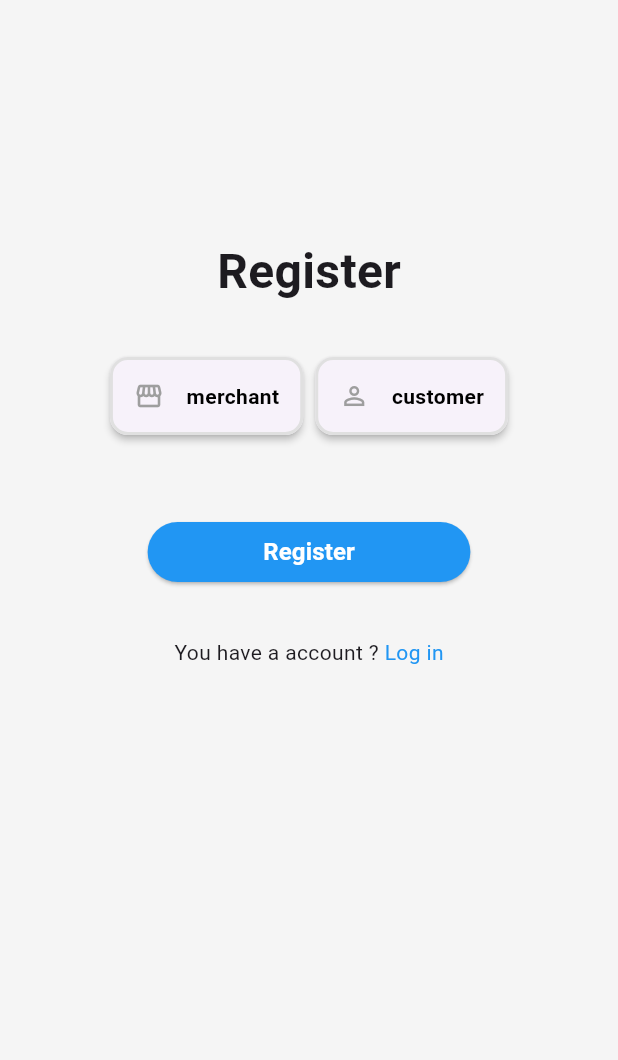
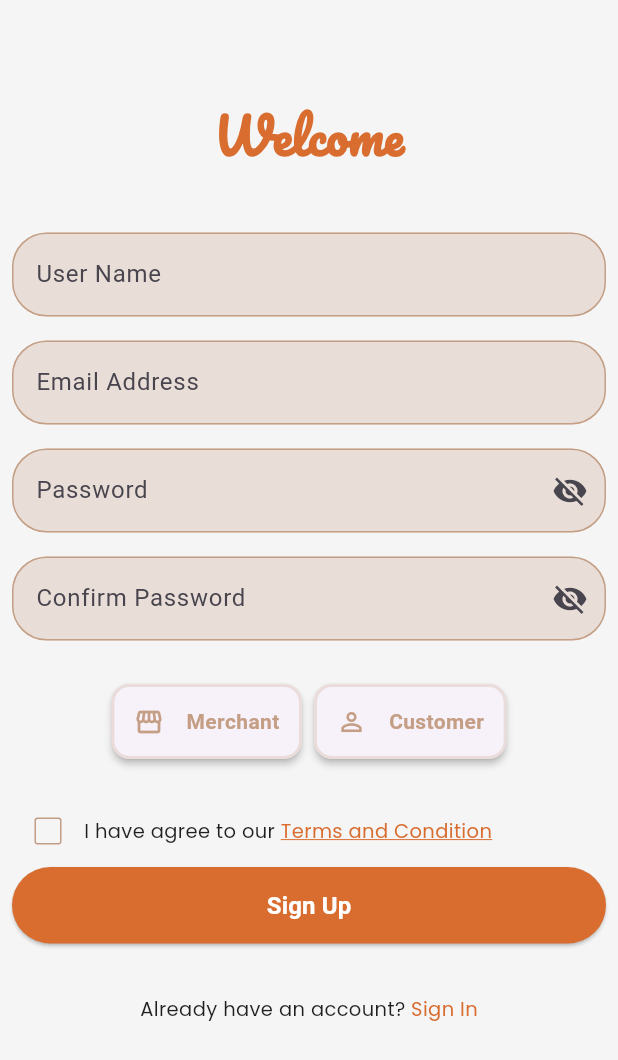
Before and after one commit to behloulamal-stack/Vira-shop-dz-frontEnd, a Flutter app: the SignUpScreen screen opened by its route, on a phone screen of 412 x 824 dp. Shown: the top 1060 px of the screen. Run offline on Flutter 3.47's test engine with Material 3 defaults, Android fonts, the phone set to English and light mode, and no system bars; our stand-ins replace bloc, dio, equatable, flutter_bloc, get_it, go_router and 2 more; accounts and stored records are empty.

Commit message:
Sign up screen

```diff
--- a/lib/Features/Authentication/presentation/views/register_screen.dart
+++ /dev/null
@@ -1,191 +0,0 @@
-import 'package:flutter/material.dart';
-
-import 'package:flutter_bloc/flutter_bloc.dart';
-import 'package:go_router/go_router.dart';
-import 'package:vira_shop_dz/Features/Authentication/presentation/bloc/cubit/auth_cubit.dart';
-
-enum UserRole { merchant, customer }
-
-class SignUpScreen extends StatefulWidget {
-  const SignUpScreen({super.key});
-
-  @override
-  State<SignUpScreen> createState() => _SignUpScreenState();
-}
-
-class _SignUpScreenState extends State<SignUpScreen> {
-  UserRole? selectedRole;
-
-  Widget roleCard({
-    required UserRole role,
-    required String title,
-    required IconData icon,
-  }) {
-    final bool isSelected = selectedRole == role;
-
-    return GestureDetector(
-      onTap: () {
-        setState(() {
-          selectedRole = role;
-        });
-      },
-      child: Card(
-        elevation: isSelected ? 6 : 2,
-        shape: RoundedRectangleBorder(
-          borderRadius: BorderRadius.circular(12),
-          side: BorderSide(
-            color: isSelected ? Colors.blue : Colors.grey.shade300,
-            width: 2,
-          ),
-        ),
-        child: Padding(
-          padding: const EdgeInsets.all(16),
-          child: Row(
-            children: [
-              Icon(
-                icon,
-                size: 20,
-                color: isSelected ? Colors.blue : Colors.grey,
-              ),
-              const SizedBox(width: 15),
-              Text(
-                title,
-                style: TextStyle(
-                  fontSize: 14,
-                  fontWeight: FontWeight.bold,
-                  color: isSelected ? Colors.blue : Colors.black,
-                ),
-              ),
-            ],
-          ),
-        ),
-      ),
-    );
-  }
-
-  @override
-  Widget build(BuildContext context) {
-    return SafeArea(
-      child: Scaffold(
-        body: SingleChildScrollView(
-          child: Padding(
-            padding: const EdgeInsets.all(8.0),
-            child: Form(
-              key: context.read<AuthCubit>().registerformKey,
-              child: Column(
-                children: [
-                  SizedBox(height: 150),
-                  Text(
-                    'Register',
-                    style: TextStyle(fontSize: 32, fontWeight: FontWeight.bold),
-                  ),
-                  SizedBox(height: 30),
-                  // CoustomTextField(
-                  //   controller: context.read<AuthCubit>().registeremail,
-                  //   hintText: 'Enter your email',
-                  //   prefixIcon: Icon(Icons.email),
-                  // ),
-                  // CoustomTextField(
-                  //   controller: context.read<AuthCubit>().registerusername,
-                  //   hintText: 'user name',
-                  //   prefixIcon: Icon(Icons.person),
-                  // ),
-
-                  // CoustomTextField(
-                  //   controller: context.read<AuthCubit>().registerpassword,
-                  //   hintText: 'Enter you password',
-                  //   prefixIcon: Icon(Icons.wifi_password_outlined),
-                  // ),
-                  Row(
-                    mainAxisAlignment: MainAxisAlignment.center,
-                    children: [
-                      roleCard(
-                        role: UserRole.merchant,
-                        title: 'merchant',
-                        icon: Icons.storefront,
-                      ),
-                      roleCard(
-                        role: UserRole.customer,
-                        title: 'customer',
-                        icon: Icons.person_outline,
-                      ),
-                    ],
-                  ),
-
-                  SizedBox(height: 50),
-                  BlocConsumer<AuthCubit, AuthState>(
-                    listener: (context, state) {
-                      if (state is RegisterSuccess) {
-                        ScaffoldMessenger.of(
-                          context,
-                        ).showSnackBar(SnackBar(content: Text('user success')));
-                        Navigator.pop(context);
-                      } else if (state is RegisterFailure) {
-                        ScaffoldMessenger.of(context).showSnackBar(
-                          SnackBar(content: Text(state.errMessage)),
-                        );
-                      }
-                    },
-                    builder: (context, state) {
-                      return ElevatedButton(
-                        style: ElevatedButton.styleFrom(
-                          backgroundColor: Colors.blue,
-                          padding: EdgeInsets.symmetric(horizontal: 77),
-                        ),
-                        onPressed: () {
-                          if (context
-                              .read<AuthCubit>()
-                              .registerformKey
-                              .currentState!
-                              .validate()) {
-                            if (selectedRole == null) {
-                              ScaffoldMessenger.of(context).showSnackBar(
-                                SnackBar(content: Text('Please select a role')),
-                              );
-                              return;
-                            }
-                            // String role = selectedRole == UserRole.merchant ? 'merchant' : 'customer';
-                            BlocProvider.of<AuthCubit>(context).register();
-                          }
-                        },
-                        child: Text(
-                          'Register',
-                          style: TextStyle(
-                            color: Colors.white,
-                            fontSize: 16,
-                            fontWeight: FontWeight.bold,
-                          ),
-                        ),
-                      );
-                    },
-                  ),
-
-                  Padding(
-                    padding: const EdgeInsets.only(top: 33),
-                    child: Row(
-                      mainAxisAlignment: MainAxisAlignment.center,
-                      children: [
-                        Text('You have a account ? '),
-                        GestureDetector(
-                          onTap: () {
-                            context.pop();
-                          },
-                          child: Center(
-                            child: Text(
-                              'Log in',
-                              style: TextStyle(color: Colors.blue),
-                            ),
-                          ),
-                        ),
-                      ],
-                    ),
-                  ),
-                ],
-              ),
-            ),
-          ),
-        ),
-      ),
-    );
-  }
-}
--- /dev/null
+++ b/lib/Features/Authentication/presentation/views/sign_up_screen.dart
@@ -0,0 +1,74 @@
+import 'package:flutter/material.dart';
+
+import 'package:vira_shop_dz/Features/Authentication/presentation/widget/customText_form_field_widget.dart';
+import 'package:vira_shop_dz/Features/Authentication/presentation/widget/termsAnd_condition_widget.dart';
+
+import 'package:vira_shop_dz/core/widget/custom_button_widget.dart';
+import 'package:vira_shop_dz/Features/Authentication/presentation/widget/role_widget.dart';
+import 'package:vira_shop_dz/Features/Authentication/presentation/widget/text_row_widget.dart';
+import 'package:vira_shop_dz/Features/Authentication/presentation/widget/welcome_text_widget.dart';
+import 'package:vira_shop_dz/core/utils/app_functions.dart';
+
+class SignUpScreen extends StatefulWidget {
+  const SignUpScreen({super.key});
+
+  @override
+  State<SignUpScreen> createState() => _SignUpScreenState();
+}
+
+class _SignUpScreenState extends State<SignUpScreen> {
+  @override
+  Widget build(BuildContext context) {
+    return SafeArea(
+      child: Scaffold(
+        body: Padding(
+          padding: const EdgeInsets.all(8.0),
+          child: CustomScrollView(
+            slivers: [
+              SliverToBoxAdapter(child: SizedBox(height: 60)),
+              SliverToBoxAdapter(child: WelcomeTextWidget(text: 'Welcome')),
+              SliverToBoxAdapter(child: SizedBox(height: 25)),
+              SliverToBoxAdapter(
+                child: CustomTextFormFieldWidget(hintText: 'User Name'),
+              ),
+              SliverToBoxAdapter(
+                child: CustomTextFormFieldWidget(hintText: 'Email Address'),
+              ),
+              SliverToBoxAdapter(
+                child: CustomTextFormFieldWidget(
+                  hintText: 'Password',
+                  isPassword: true,
+                ),
+              ),
+              SliverToBoxAdapter(
+                child: CustomTextFormFieldWidget(
+                  hintText: 'Confirm Password',
+                  isPassword: true,
+                ),
+              ),
+              SliverToBoxAdapter(child: SizedBox(height: 25)),
+              SliverToBoxAdapter(child: RoleWidget()),
+              SliverToBoxAdapter(child: SizedBox(height: 20)),
+              SliverToBoxAdapter(child: TermsAndConditionWidget(),),
+              SliverToBoxAdapter(
+                child: CustomButtonWidget(title: 'Sign Up', onpressed: () {}),
+              ),SliverToBoxAdapter(child: SizedBox(height: 34,),),
+
+              SliverToBoxAdapter(
+                child: TextRowWidget(
+                  text1: 'Already have an account? ',
+                  text2: 'Sign In',
+                  onTap: () {
+                    customNavigateReplacement(context, "/SignIn");
+                  },
+                ),
+              ),
+
+
+            ],
+          ),
+        ),
+      ),
+    );
+  }
+}
--- /dev/null
+++ b/lib/Features/Authentication/presentation/widget/customText_form_field_widget.dart
@@ -0,0 +1,79 @@
+import 'package:flutter/material.dart';
+import 'package:vira_shop_dz/core/utils/app_colors.dart';
+
+class CustomTextFormFieldWidget extends StatefulWidget {
+  final String hintText;
+  final TextEditingController? controller;
+  final bool isPassword;
+
+  final Widget? suffixIcon;
+  const CustomTextFormFieldWidget({
+    super.key,
+    required this.hintText,
+    this.controller,
+    this.isPassword = false,
+    this.suffixIcon,
+  });
+
+  @override
+  State<CustomTextFormFieldWidget> createState() =>
+      _CustomTextFormFieldWidgetState();
+}
+
+class _CustomTextFormFieldWidgetState extends State<CustomTextFormFieldWidget> {
+  bool _isHidden = true;
+  @override
+  Widget build(BuildContext context) {
+    return Padding(
+      padding: const EdgeInsets.only(top: 16),
+      child: TextFormField(
+        validator: (value) {
+          if (value == null || value.isEmpty) {
+            return 'This field is required';
+          }
+          return null;
+        },
+        obscureText: widget.isPassword ? _isHidden : false,
+
+        controller: widget.controller,
+        decoration: InputDecoration(
+          suffixIcon: widget.isPassword
+              ? IconButton(
+                  icon: Icon(
+                    _isHidden ? Icons.visibility_off : Icons.visibility,
+                  ),
+                  onPressed: () {
+                    setState(() {
+                      _isHidden = !_isHidden;
+                    });
+                  },
+                )
+              : widget.suffixIcon,
+
+          hintText: widget.hintText,
+
+          // hintStyle: TextStyle(color: Colors.white),
+          focusedBorder: OutlineInputBorder(
+            borderRadius: BorderRadius.circular(23),
+            borderSide: BorderSide(color: AppColors.primaryColor),
+          ),
+          enabledBorder: OutlineInputBorder(
+            borderRadius: BorderRadius.circular(23),
+
+            borderSide: BorderSide(color: AppColors.secondColor),
+          ),
+          focusedErrorBorder: OutlineInputBorder(
+            borderRadius: BorderRadius.circular(23),
+            borderSide: BorderSide(color: Colors.red),
+          ),
+          errorBorder: OutlineInputBorder(
+            borderRadius: BorderRadius.circular(23),
+            borderSide: BorderSide(color: Colors.red),
+          ),
+          fillColor: AppColors.thirdColor,
+          filled: true,
+        ),
+      ),
+    );
+  }
+}
--- /dev/null
+++ b/lib/Features/Authentication/presentation/widget/role_widget.dart
@@ -0,0 +1,79 @@
+import 'package:flutter/material.dart';
+import 'package:vira_shop_dz/core/utils/app_colors.dart';
+enum UserRole { merchant, customer }
+class RoleWidget extends StatefulWidget {
+  const RoleWidget({super.key});
+
+  @override
+  State<RoleWidget> createState() => _RoleWidgetState();
+}
+
+class _RoleWidgetState extends State<RoleWidget> {
+ UserRole? selectedRole;
+
+    Widget roleCard({
+    required UserRole role,
+    required String title,
+    required IconData icon,
+  }) {
+    final bool isSelected = selectedRole == role;
+
+    return GestureDetector(
+      onTap: () {
+        setState(() {
+          selectedRole = role;
+        });
+      },
+      child: Card(
+        elevation: isSelected ? 6 : 2,
+        shape: RoundedRectangleBorder(
+          borderRadius: BorderRadius.circular(12),
+          side: BorderSide(
+            color: isSelected ? AppColors.primaryColor : AppColors.thirdColor,
+            width: 2,
+          ),
+        ),
+        child: Padding(
+          padding: const EdgeInsets.all(15),
+          child: Row(
+            children: [
+              Icon(
+                icon,
+                size: 20,
+                color: isSelected ? AppColors.primaryColor :AppColors.secondColor,
+              ),
+              const SizedBox(width: 15),
+              Text(
+                title,
+                style: TextStyle(
+                  fontSize: 14,
+                  fontWeight: FontWeight.bold,
+                  color: isSelected ? AppColors.primaryColor: AppColors.secondColor,
+                ),
+              ),
+            ],
+          ),
+        ),
+      ),
+    );
+  }
+
+  @override
+  Widget build(BuildContext context) {
+    return   Row(
+                    mainAxisAlignment: MainAxisAlignment.center,
+                    children: [
+                      roleCard(
+                        role: UserRole.merchant,
+                        title: 'Merchant',
+                        icon: Icons.storefront,
+                      ),
+                      roleCard(
+                        role: UserRole.customer,
+                        title: 'Customer',
+                        icon: Icons.person_outline,
+                      ),
+                    ],
+                  );
+  }
+}
--- /dev/null
+++ b/lib/Features/Authentication/presentation/widget/termsAnd_condition_widget.dart
@@ -0,0 +1,50 @@
+
+import 'package:flutter/material.dart';
+import 'package:vira_shop_dz/core/utils/app_colors.dart';
+import 'package:vira_shop_dz/core/utils/app_text_style.dart';
+
+class TermsAndConditionWidget extends StatefulWidget {
+  const TermsAndConditionWidget({super.key});
+
+  @override
+  State<TermsAndConditionWidget> createState() =>
+      _TermsAndConditionWidgetState();
+}
+
+class _TermsAndConditionWidgetState extends State<TermsAndConditionWidget> {
+  bool value = false;
+
+  @override
+  Widget build(BuildContext context) {
+    return Row(
+      children: [
+        Checkbox(
+          value: value,
+          activeColor: AppColors.primaryColor,
+          side: BorderSide(color: AppColors.secondColor),
+          onChanged: (newValue) {
+            setState(() {
+              value = newValue!;
+
+            });
+          },
+        ),
+        Text.rich(
+          TextSpan(children: [
+            TextSpan(
+              text: 'I have agree to our ',
+              style: AppTextStyle.orange13.copyWith(color: AppColors.blackColor),
+            ),
+            TextSpan(
+              text: 'Terms and Condition',
+              style: AppTextStyle.orange13.copyWith(decoration: TextDecoration.underline ,decorationColor: AppColors.primaryColor),
+            ),
+
+
+          ]
+          )
+        )
+      ],
+    );
+  }
+}
--- /dev/null
+++ b/lib/Features/Authentication/presentation/widget/text_row_widget.dart
@@ -0,0 +1,25 @@
+import 'package:flutter/material.dart';
+import 'package:vira_shop_dz/core/utils/app_colors.dart';
+
+import 'package:vira_shop_dz/core/utils/app_text_style.dart';
+
+class TextRowWidget extends StatelessWidget {
+  final String text1;
+  final String text2;
+  final Function() onTap;
+  const TextRowWidget({super.key, required this.text1, required this.text2, required this.onTap});
+
+  @override
+  Widget build(BuildContext context) {
+    return Row(
+      mainAxisAlignment: MainAxisAlignment.center,
+      children: [
+        Text(text1 ,style: AppTextStyle.orange13.copyWith(color: AppColors.blackColor),),
+        GestureDetector(
+          onTap: onTap,
+          child: Center(child: Text(text2, style: AppTextStyle.orange13)),
+        ),
+      ],
+    );
+  }
+}
--- /dev/null
+++ b/lib/Features/Authentication/presentation/widget/welcome_text_widget.dart
@@ -0,0 +1,15 @@
+import 'package:flutter/material.dart';
+
+import 'package:vira_shop_dz/core/utils/app_text_style.dart';
+
+class WelcomeTextWidget extends StatelessWidget {
+  const WelcomeTextWidget({super.key, required this.text});
+  final String text;
+
+  @override
+  Widget build(BuildContext context) {
+    return Align(
+
+      child: Text(text ,style: AppTextStyle.titel,));
+  }
+}
--- a/lib/Features/on_boarding/presentation/widget/get_button.dart
+++ b/lib/Features/on_boarding/presentation/widget/get_button.dart
@@ -3,7 +3,8 @@ import 'package:flutter/material.dart';
 import 'package:vira_shop_dz/Features/on_boarding/data/model/on_boarding_model.dart';
 import 'package:vira_shop_dz/core/utils/app_functions.dart';
 import 'package:vira_shop_dz/core/utils/app_text_style.dart';
-import 'package:vira_shop_dz/core/widget/custom_btn.dart';
+
+import 'package:vira_shop_dz/core/widget/custom_button_widget.dart';
 
 class GetButtons extends StatelessWidget {
   const GetButtons({super.key, required this.currentIndex, required this.controller});
@@ -15,9 +16,9 @@ class GetButtons extends StatelessWidget {
     if (currentIndex == onBoardingData.length - 1) {
       return Column(
         children: [
-          CustomBtn(
+          CustomButtonWidget(
             title: 'Creat Account',
-            onPressed: () {
+            onpressed: () {
 
               customNavigateReplacement(context, '/SignUp');
                   onBordingVisited();
@@ -33,9 +34,9 @@ class GetButtons extends StatelessWidget {
         ],
       );
     } else {
-      return CustomBtn(
+      return CustomButtonWidget(
         title: 'Next',
-        onPressed: () {
+        onpressed: () {
           controller.nextPage(
             duration: Duration(microseconds: 200),
             curve: Curves.bounceIn,
--- a/lib/core/router/app_router.dart
+++ b/lib/core/router/app_router.dart
@@ -1,6 +1,6 @@
 import 'package:go_router/go_router.dart';
 
-import 'package:vira_shop_dz/Features/Authentication/presentation/views/register_screen.dart';
+import 'package:vira_shop_dz/Features/Authentication/presentation/views/sign_up_screen.dart';
 import 'package:vira_shop_dz/Features/Authentication/presentation/views/sign_in_screen.dart';
 import 'package:vira_shop_dz/Features/Authentication/presentation/views/splash_screen.dart';
 import 'package:vira_shop_dz/Features/on_boarding/presentation/screen/on_boarding_screen.dart';
--- a/lib/core/theme/colors.dart
+++ /dev/null
@@ -1,10 +0,0 @@
-import 'dart:ui';
-
-class ColorsApp {
-  static const Color primaryColor =Color(0xFF6C63FF);
-  static const Color secondaryColor =Color.fromARGB(82, 107, 99, 255);
-  static const Color grayLight =Color(0xFFF2F2F2);
-  static const Color grayDark =Color(0xFF9E9E9E);
-  static const Color errorColor =Color(0xFFFF5252);
-  static const Color  validatorColor =Color.fromARGB(255, 7, 170, 48);
-}
--- a/lib/core/utils/app_colors.dart
+++ b/lib/core/utils/app_colors.dart
@@ -2,7 +2,8 @@ import 'package:flutter/material.dart';
 
 abstract class AppColors {
   static Color primaryColor = const Color(0xffD96D30);
-  static Color secondColor = const Color(0xffC49E85);
+    static Color secondColor = const Color(0xffC49E85);
+  static Color thirdColor = const Color.fromARGB(68, 196, 158, 133);
   static Color blackColor = const Color(0xff1F1F1F);
   static Color grayColor = const Color(0xffF5F5F5);
 }
--- a/lib/core/utils/app_text_style.dart
+++ b/lib/core/utils/app_text_style.dart
@@ -22,17 +22,23 @@ abstract class AppTextStyle {
     color: AppColors.blackColor,
     fontFamily: AppString.fontFamilyPoppins
   );
-    static TextStyle grey24 = TextStyle(
-    fontSize: 24,
-    color: Colors.grey,
-    fontFamily: AppString.fontFamilyPoppins
-  );
+  //   static TextStyle grey24 = TextStyle(
+  //   fontSize: 24,
+  //   color: Colors.grey,
+  //   fontFamily: AppString.fontFamilyPoppins
+  // );
    static TextStyle white18 = TextStyle(
      fontWeight: FontWeight.w500,
     fontSize: 18,
     color: Colors.white,
     fontFamily: AppString.fontFamilyPoppins
   );
+  static TextStyle orange13 = TextStyle(
+
+    fontSize: 13,
+    color: AppColors.primaryColor,
+    fontFamily: AppString.fontFamilyPoppins
+  );
 
 
 
--- a/lib/core/widget/custom_btn.dart
+++ /dev/null
@@ -1,31 +0,0 @@
-import 'package:flutter/material.dart';
-import 'package:vira_shop_dz/core/utils/app_colors.dart';
-import 'package:vira_shop_dz/core/utils/app_text_style.dart';
-
-class CustomBtn extends StatelessWidget {
-  final String title;
-  final Color? color;
-  final Function() onPressed;
-  const CustomBtn({super.key, required this.title, required this.onPressed, this.color});
-
-  @override
-  Widget build(BuildContext context) {
-    return SizedBox(
-      width: double.infinity,
-      child: Padding(
-        padding: const EdgeInsets.all(8.0),
-        child: ElevatedButton(
-          onPressed: onPressed,
-          style: ElevatedButton.styleFrom(
-            padding: EdgeInsets.symmetric(vertical: 3),
-            backgroundColor:color?? AppColors.primaryColor,
-            shape:  RoundedRectangleBorder(
-              borderRadius: BorderRadius.circular(8)
-            )
-          ),
-          child: Text(title ,style: AppTextStyle.white18,),
-        ),
-      ),
-    );
-  }
-}
--- /dev/null
+++ b/lib/core/widget/custom_button_widget.dart
@@ -0,0 +1,31 @@
+
+import 'package:flutter/material.dart';
+import 'package:vira_shop_dz/core/utils/app_colors.dart';
+
+
+class CustomButtonWidget extends StatelessWidget {
+  final String title;
+  final Function() onpressed;
+  const CustomButtonWidget({super.key, required this.title, required this.onpressed, });
+
+  @override
+  Widget build(BuildContext context) {
+    return ElevatedButton(
+      style: ElevatedButton.styleFrom(
+        padding: EdgeInsets.symmetric(horizontal: 100, vertical: 14),
+
+        backgroundColor: AppColors.primaryColor,
+      ),
+
+      onPressed: onpressed,
+      child: Text(
+        title ,
+        style: TextStyle(
+          color: Colors.white,
+          fontWeight: FontWeight.bold,
+          fontSize: 16,
+        ),
+      ),
+    );
+  }
+}
```
